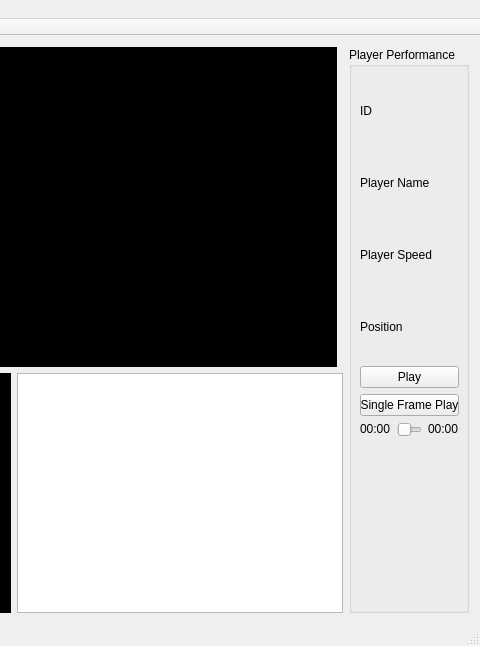
Before: the Qt Designer form integrasi/mainwindow.ui in hammashamzah/tugasakhir, drawn with Qt 5; both pictures show x 652 to 1132 and y 0 to 646 of the 1132 by 646 pixel window.
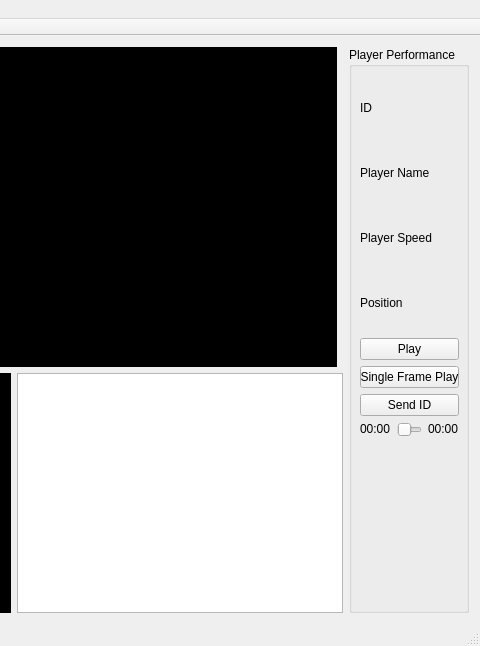
After: the same form once the commit is applied. Custom widgets are drawn as their Qt base class.

```diff
--- a/integrasi/mainwindow.ui
+++ b/integrasi/mainwindow.ui
@@ -7,7 +7,7 @@
     <x>0</x>
     <y>0</y>
     <width>1132</width>
-    <height>628</height>
+    <height>633</height>
    </rect>
   </property>
   <property name="windowTitle">
@@ -133,7 +133,7 @@
            <property name="title">
             <string>Player Performance</string>
            </property>
-           <widget class="QWidget" name="">
+           <widget class="QWidget" name="layoutWidget">
             <property name="geometry">
              <rect>
               <x>0</x>
@@ -196,6 +196,13 @@
                  </property>
                 </widget>
                </item>
+               <item>
+                <widget class="QPushButton" name="pushButton">
+                 <property name="text">
+                  <string>Send ID</string>
+                 </property>
+                </widget>
+               </item>
                <item>
                 <layout class="QHBoxLayout" name="horizontalLayout">
                  <item>
```
Left out of the diff: 5 changed lines with no effect on the pictures.
